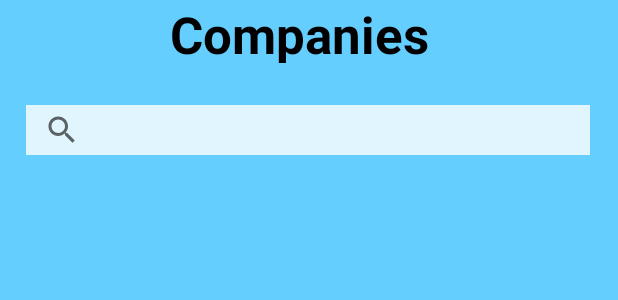
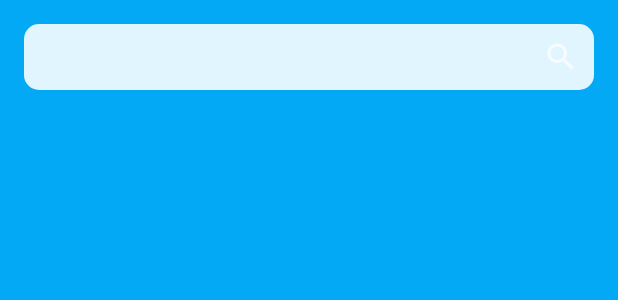
Before and after one commit to AnjanaDinuwan/JOBSSearch, an Android app: the layout activity_provider_home.xml on its own in the app's theme, with its tools: preview values and no code run, on a phone screen of 412 x 824 dp. Shown: the top 300 px of the screen. Run offline under Robolectric (Android 15) with nearby library versions, the phone set to English and light mode, and no system bars.

Commit message:
Change action bar

```diff
--- a/app/src/main/AndroidManifest.xml
+++ b/app/src/main/AndroidManifest.xml
@@ -32,7 +32,8 @@
 
         <activity
             android:name=".ProviderHome"
-            android:exported="true" >
+            android:exported="true"
+            android:theme="@style/Theme.JOBSSearch">
 
         </activity>
         <activity
@@ -43,7 +44,8 @@
         </activity>
         <activity
             android:name=".ui.login.SignIn"
-            android:exported="true">
+            android:exported="true"
+            android:theme="@style/Theme.AppCompat.NoActionBar">
 
             <intent-filter>
                 <action android:name="android.intent.action.MAIN" />
@@ -54,7 +56,8 @@
         </activity>
         <activity
             android:name=".MainActivity"
-            android:exported="true" >
+            android:exported="true"
+            android:theme="@style/Theme.AppCompat.NoActionBar">
 
 
         </activity>
--- a/app/src/main/java/com/example/jobssearch/MainActivity.kt
+++ b/app/src/main/java/com/example/jobssearch/MainActivity.kt
@@ -1,10 +1,12 @@
 package com.example.jobssearch
 
+import android.content.Intent
 import androidx.appcompat.app.AppCompatActivity
 import android.os.Bundle
 import android.view.LayoutInflater
 import android.view.View
 import android.view.ViewGroup
+import android.widget.LinearLayout
 import android.widget.TextView
 import androidx.recyclerview.widget.LinearLayoutManager
 import androidx.recyclerview.widget.RecyclerView
@@ -23,6 +25,15 @@ class MainActivity : AppCompatActivity() {
         recyclerView.adapter = recommendedJobsAdapter
         recyclerView.layoutManager = LinearLayoutManager(this)
         recyclerView.setHasFixedSize(true)
+
+        val companiesbtn = findViewById<LinearLayout>(R.id.btn_companies);
+        companiesbtn.setOnClickListener{
+            intent = Intent(this, ProviderHome::class.java )
+            startActivity(intent)
+
+
+
+        }
     }
 }
 
--- a/app/src/main/java/com/example/jobssearch/ProviderHome.kt
+++ b/app/src/main/java/com/example/jobssearch/ProviderHome.kt
@@ -14,7 +14,7 @@ class ProviderHome : AppCompatActivity() {
         super.onCreate(savedInstanceState)
         setContentView(R.layout.activity_provider_home)
 
-        val recyclerView = findViewById<RecyclerView>(R.id.RVJobsProvider)
+        val recyclerView = findViewById<RecyclerView>(R.id.rv_companies)
         val tList = ArrayList<Int>()
         tList.add(1)
         tList.add(2)
--- a/app/src/main/res/layout/activity_main.xml
+++ b/app/src/main/res/layout/activity_main.xml
@@ -27,7 +27,7 @@
         android:layout_marginTop="24dp"
         android:layout_marginRight="16dp"
         android:text="USERNAME"
-        android:background="@drawable/main_activity_button"
+        android:background="@drawable/rounded_corner_rectangle"
         android:backgroundTint="@color/light_blue_100"
         android:textColor="@color/light_blue_900"
         app:layout_constraintEnd_toEndOf="parent"
@@ -45,7 +45,7 @@
         android:layout_width="wrap_content"
         android:layout_height="wrap_content"
         android:orientation="vertical"
-        android:background="@drawable/main_activity_button"
+        android:background="@drawable/rounded_corner_rectangle"
         android:backgroundTint="@color/light_blue_900"
         android:gravity="center_horizontal"
         android:padding="10dp" >
@@ -74,7 +74,7 @@
         android:layout_width="wrap_content"
         android:layout_height="wrap_content"
         android:orientation="vertical"
-        android:background="@drawable/main_activity_button"
+        android:background="@drawable/rounded_corner_rectangle"
         android:backgroundTint="@color/light_blue_900"
         android:gravity="center_horizontal"
         android:padding="10dp" >
@@ -103,7 +103,7 @@
         android:layout_width="wrap_content"
         android:layout_height="wrap_content"
         android:orientation="vertical"
-        android:background="@drawable/main_activity_button"
+        android:background="@drawable/rounded_corner_rectangle"
         android:backgroundTint="@color/light_blue_900"
         android:gravity="center_horizontal"
         android:padding="10dp" >
--- a/app/src/main/res/layout/activity_provider_home.xml
+++ b/app/src/main/res/layout/activity_provider_home.xml
@@ -4,48 +4,42 @@
     xmlns:tools="http://schemas.android.com/tools"
     android:layout_width="match_parent"
     android:layout_height="match_parent"
-    android:background="#64CFFF"
-    android:backgroundTint="#64CFFF"
-    android:orientation="vertical">
+    android:background="@color/light_blue_500"
 
-    <TextView
-        android:id="@+id/textView"
-        android:layout_width="185dp"
-        android:layout_height="42dp"
-        android:text="Companies"
-        android:textAppearance="@style/TextAppearance.AppCompat.Large"
-        android:textColor="#000000"
-        android:textDirection="anyRtl"
-        android:textIsSelectable="false"
-        android:textSize="34sp"
-        android:textStyle="bold"
+    android:orientation="vertical"
+    >
+
+
+
+    <androidx.recyclerview.widget.RecyclerView
+        android:id="@+id/rv_companies"
+        android:layout_width="match_parent"
+        android:layout_height="0dp"
+        app:layout_constraintBottom_toBottomOf="parent"
         app:layout_constraintEnd_toEndOf="parent"
         app:layout_constraintStart_toStartOf="parent"
-        app:layout_constraintTop_toTopOf="parent" />
+        app:layout_constraintTop_toBottomOf="@+id/search_view"
+  />
 
-    <androidx.recyclerview.widget.RecyclerView
-        android:layout_width="370dp"
-        android:layout_height="669dp"
-        app:layout_constraintBottom_toBottomOf="parent"
-        app:layout_constraintEnd_toEndOf="parent"
-        app:layout_constraintHorizontal_bias="0.6"
-        app:layout_constraintStart_toStartOf="parent"
-        app:layout_constraintTop_toBottomOf="@+id/search_view"
-        app:layout_constraintVertical_bias="0.349" />
 
-    <SearchView
-        android:id="@+id/search_view"
-        android:layout_width="376dp"
-        android:layout_height="33dp"
-        android:layout_centerHorizontal="true"
-        android:layout_marginTop="28dp"
-        android:background="#E1F5FE"
-        android:backgroundTint="#E1F5FE"
-        android:clickable="true"
-        android:radius="10dp"
-        app:layout_constraintEnd_toEndOf="parent"
-        app:layout_constraintHorizontal_bias="0.473"
-        app:layout_constraintStart_toStartOf="parent"
-        app:layout_constraintTop_toBottomOf="@+id/textView"/>
+
+
+       <EditText
+           android:id="@+id/search_view"
+           android:layout_width="match_parent"
+           android:layout_height="wrap_content"
+           app:layout_constraintLeft_toLeftOf="parent"
+           app:layout_constraintTop_toTopOf="parent"
+           app:layout_constraintRight_toRightOf="parent"
+           android:background="@drawable/rounded_corner_rectangle"
+           android:backgroundTint="@color/light_blue_50"
+           android:textColor="@color/light_blue_900"
+           android:textSize="16sp"
+           android:padding="10dp"
+           android:layout_margin="16dp"
+           android:drawableRight="@drawable/ic_baseline_search_24"/>
+
+
+
 
 </androidx.constraintlayout.widget.ConstraintLayout>
--- a/app/src/main/res/values/themes.xml
+++ b/app/src/main/res/values/themes.xml
@@ -1,8 +1,9 @@
 <resources xmlns:tools="http://schemas.android.com/tools">
     <!-- Base application theme. -->
-    <style name="Theme.JOBSSearch" parent="Theme.AppCompat.Light.NoActionBar">
+
+    <style name="Theme.JOBSSearch" parent="Theme.AppCompat">
         <!-- Primary brand color. -->
-        <item name="colorPrimary">@color/purple_500</item>
+        <item name="colorPrimary">@color/light_blue_500</item>
         <item name="colorPrimaryVariant">@color/purple_700</item>
         <item name="colorOnPrimary">@color/white</item>
         <!-- Secondary brand color. -->
```
Also changed, not shown: app/src/main/res/drawable/rounded_corner_rectangle.xml (renamed from app/src/main/res/drawable/main_activity_button.xml).
